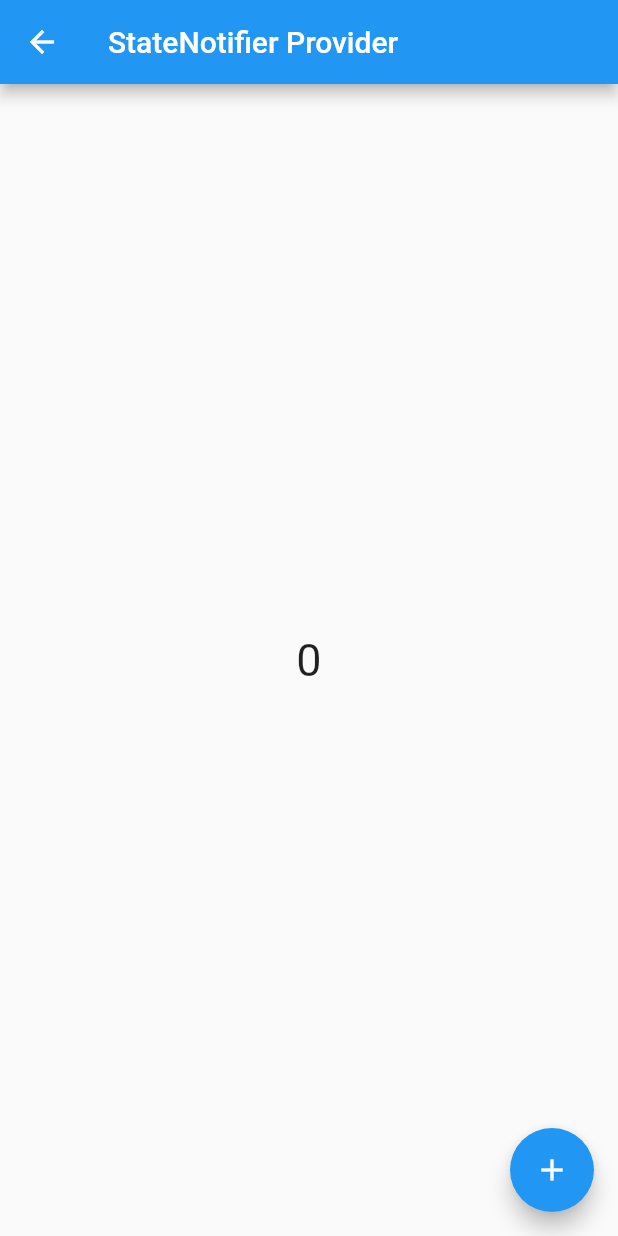
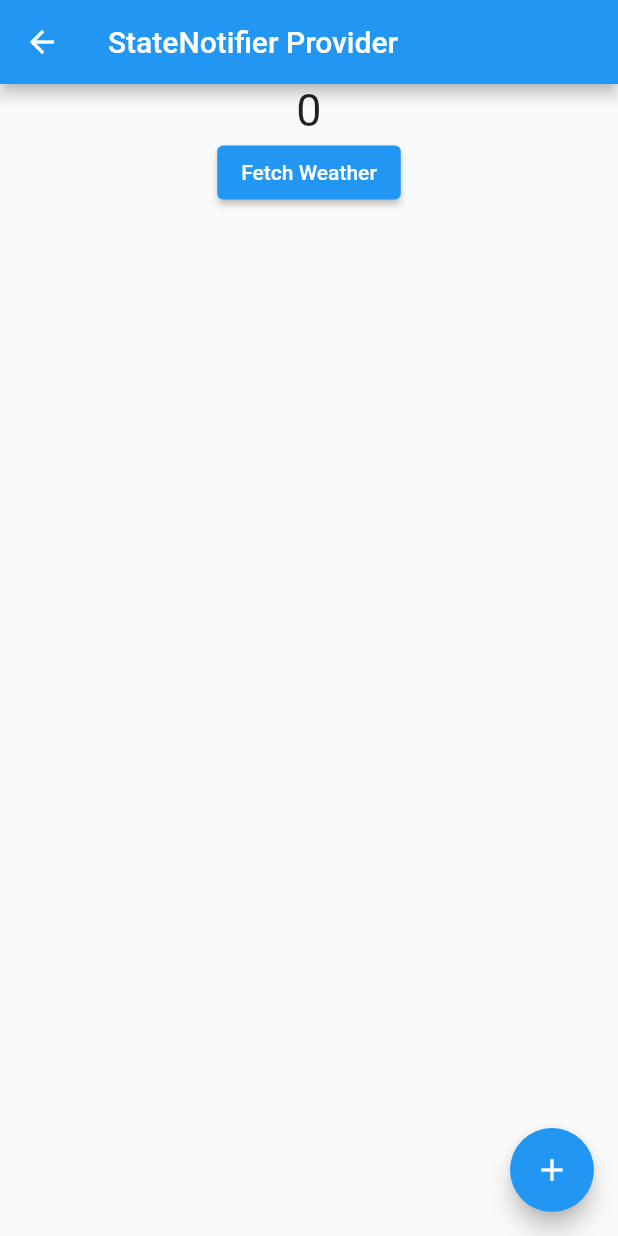
Before and after one commit to MushtaqAhmadMir/Riverpod-Flutter, a Flutter app: the StateNotifierProviderExample screen opened directly, on a phone screen of 412 x 824 dp. Run offline on Flutter 3.47's test engine with Material 2 defaults, Android fonts, the phone set to English and light mode, and no system bars; our stand-ins replace flutter_riverpod.

Commit message:
implemented with clean architecture

```diff
--- /dev/null
+++ b/lib/domain/notifiers/weather_notifier.dart
@@ -0,0 +1,19 @@
+import 'package:flutter_riverpod/flutter_riverpod.dart';
+import 'package:riverpod_poc_flutter/data/repo/weather_repo.dart';
+import 'package:riverpod_poc_flutter/domain/state/weather_state.dart';
+
+class WeatherNotifier extends StateNotifier<WeatherState> {
+  final WeatherRepository _repository;
+
+  WeatherNotifier(this._repository) : super(WeatherState.loading(false));
+
+  Future<void> fetchWeather(String cityName) async {
+    state = WeatherState.loading(true);
+    try {
+      final weather = await _repository.fetchWeather(cityName);
+      state = WeatherState.data(weather);
+    } catch (e) {
+      state = WeatherState.error('Failed to fetch weather data');
+    }
+  }
+}
--- /dev/null
+++ b/lib/domain/state/weather_state.dart
@@ -0,0 +1,19 @@
+import 'package:riverpod_poc_flutter/data/models/weather_model.dart';
+
+class WeatherState {
+  final WeatherModel? weather;
+  final String? error;
+  final bool isLoading;
+
+  WeatherState({
+    this.weather,
+    this.error,
+    this.isLoading = false,
+  });
+
+  factory WeatherState.loading(bool loading) => WeatherState(isLoading: loading);
+
+  factory WeatherState.data(WeatherModel weather) => WeatherState(weather: weather);
+
+  factory WeatherState.error(String error) => WeatherState(error: error);
+}
--- a/lib/providers/state_notifier_provider.dart
+++ b/lib/providers/state_notifier_provider.dart
@@ -1,7 +1,17 @@
 import 'package:flutter_riverpod/flutter_riverpod.dart';
+import 'package:riverpod_poc_flutter/data/repo/weather_repo.dart';
+import 'package:riverpod_poc_flutter/domain/notifiers/weather_notifier.dart';
+import 'package:riverpod_poc_flutter/domain/state/weather_state.dart';
 
 final counterNotifierprovider = StateNotifierProvider<CounterNotifier,int>( //notifier and state type
   (ref) => CounterNotifier(),
+);
+
+
+//
+final weatherRepositoryProvider = Provider<WeatherRepository>((ref) => WeatherRepository());
+final weatherNotifierProvider = StateNotifierProvider<WeatherNotifier, WeatherState>(
+  (ref) => WeatherNotifier(ref.read(weatherRepositoryProvider)),
 );
 
 class CounterNotifier extends StateNotifier<int> {
--- a/lib/screens/state_notifier_provider_example.dart
+++ b/lib/screens/state_notifier_provider_example.dart
@@ -8,19 +8,41 @@ class StateNotifierProviderExample extends ConsumerWidget {
   @override
   Widget build(BuildContext context, WidgetRef ref) {
     int counterVal = ref.watch(counterNotifierprovider);
+    final weatherState = ref.watch(weatherNotifierProvider);
     return Scaffold(
       appBar: AppBar(
         title: const Text('StateNotifier Provider'),
       ),
       body: Center(
-        child: Text(
-          counterVal.toString(),
-          style: const TextStyle(fontSize: 30),
+        child: Column(
+          children: [
+            Text(
+              counterVal.toString(),
+              style: const TextStyle(fontSize: 30),
+            ),
+            if (weatherState.weather != null) ...{
+              Text(
+                'Weather in ${weatherState.weather!.cityName}: ${weatherState.weather!.temperature}°C',
+              )
+            },
+            if (weatherState.isLoading) ...{const CircularProgressIndicator()},
+            if (weatherState.error != null) ...{
+              Text('Error: ${weatherState.error}')
+            },
+            ElevatedButton(
+              onPressed: () {
+                const cityName = 'Banglore';
+                ref
+                    .read(weatherNotifierProvider.notifier)
+                    .fetchWeather(cityName);
+              },
+              child: const Text('Fetch Weather'),
+            ),
+          ],
         ),
       ),
       floatingActionButton: FloatingActionButton(
         onPressed: () {
-
           //accessing and imutating/replacing the state and notifier
           ref.read(counterNotifierprovider.notifier).increment();
         },
```
Also changed, not shown: lib/data/models/weather_model.dart (added, +10 -0 lines), lib/data/repo/weather_repo.dart (added, +10 -0 lines).
